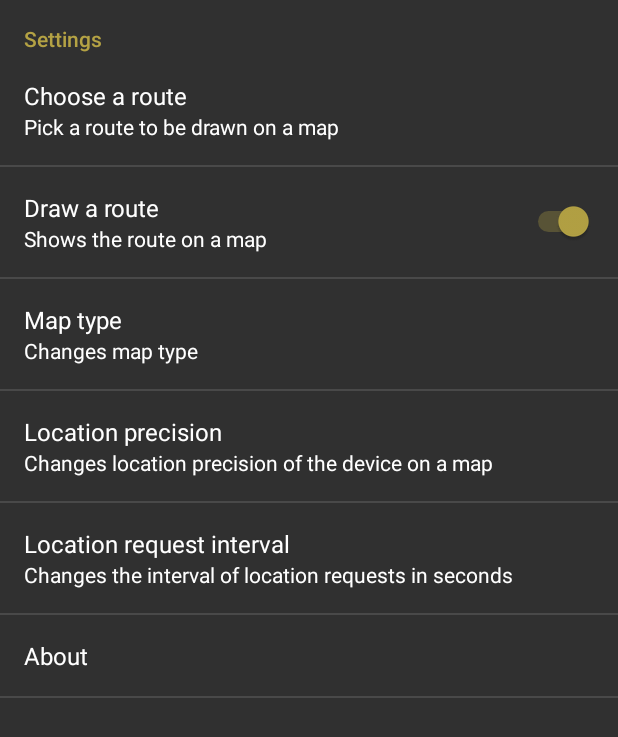
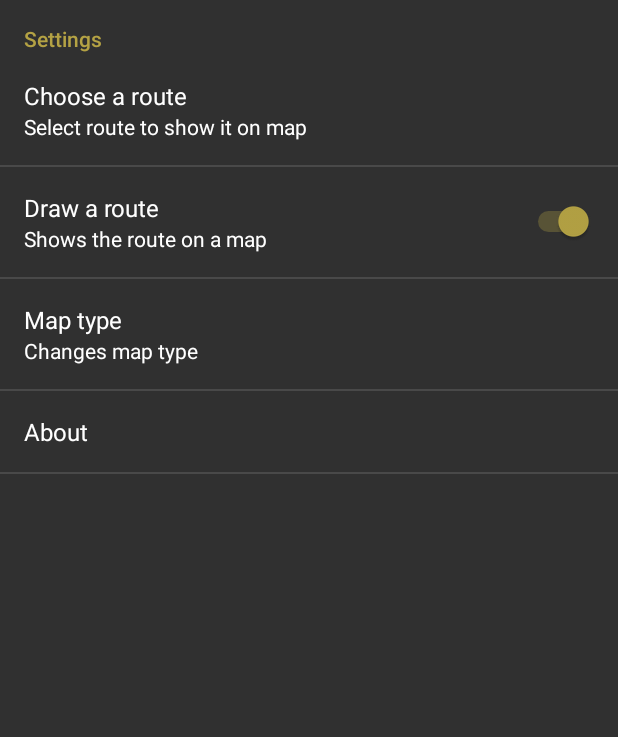
Before and after one commit to lavonto/camfulnessRemastered, an Android app: the MapsActivity screen opened directly, with no data from a screen before it, in the options menu, after a tap on "Settings", on a phone screen of 412 x 824 dp. Shown: the top 737 px of the screen. Run offline under Robolectric (Android 15) with nearby library versions, the phone set to English and light mode, and no system bars; 1 statement that could not run was skipped.

Commit message:
Bug fixing, commenting and cleaning

```diff
--- a/app/src/main/java/fi/hamk/calmfulness/asyncTasks/GetRoutePoints.java
+++ b/app/src/main/java/fi/hamk/calmfulness/asyncTasks/GetRoutePoints.java
@@ -11,6 +11,7 @@ import com.squareup.okhttp.Request;
 import com.squareup.okhttp.Response;
 
 import java.lang.ref.WeakReference;
+import java.net.SocketTimeoutException;
 import java.util.List;
 import java.util.concurrent.TimeUnit;
 
--- a/app/src/main/java/fi/hamk/calmfulness/asyncTasks/RefreshTables.java
+++ b/app/src/main/java/fi/hamk/calmfulness/asyncTasks/RefreshTables.java
@@ -4,7 +4,9 @@ import android.os.AsyncTask;
 
 import fi.hamk.calmfulness.azure.AzureTableHandler;
 
-
+/**
+ * Task to pull data from the remote table in Azure to local tables
+ */
 public class RefreshTables extends AsyncTask<Void, Void, Boolean> {
 
     private AsyncController asyncController;
--- a/app/src/main/java/fi/hamk/calmfulness/helpers/DirectorActivity.java
+++ b/app/src/main/java/fi/hamk/calmfulness/helpers/DirectorActivity.java
@@ -8,11 +8,14 @@ import android.util.Log;
 import fi.hamk.calmfulness.MainActivity;
 import fi.hamk.calmfulness.MapsActivity;
 
+/**
+ * This blank activity is used to direct user to {@link MainActivity} if application was just started or {@link MapsActivity} if application was restored
+ */
 public class DirectorActivity extends AppCompatActivity {
 
     private static boolean isFirstTime = true;
 
-    public static void setIsFirstTime(boolean isFirstTime) {
+    public static void setIsFirstTime(final boolean isFirstTime) {
         DirectorActivity.isFirstTime = isFirstTime;
     }
 
--- a/app/src/main/java/fi/hamk/calmfulness/helpers/GpxHandler.java
+++ b/app/src/main/java/fi/hamk/calmfulness/helpers/GpxHandler.java
@@ -16,7 +16,7 @@ import javax.xml.parsers.DocumentBuilderFactory;
 import javax.xml.parsers.ParserConfigurationException;
 
 /**
- * Class for creating a list of LatLng positions from a .gpx file
+ * Class for handling .gpx files
  */
 public class GpxHandler {
     public static List<LatLng> decodeGPX(final InputStream stream) throws ParserConfigurationException, IOException, SAXException {
--- a/app/src/main/res/values/strings.xml
+++ b/app/src/main/res/values/strings.xml
@@ -25,6 +25,8 @@
     <string name="alert_gps">Location is required! Turn on location?</string>
     <string name="alert_location_precision">Low and medium precision do not use GPS-tracking and may not work outdoors!</string>
     <string name="alert_location_interval">Please choose a value between 1 and 10!</string>
+    <string name="alert_gps_required">Permission to get GPS location data is required in order for the application to function</string>
+    <string name="alert_gps_denied">Never ask again selected, or device policy prohibits the app from having this permission. Please, check app permissions to continue using this app</string>
 
     <!-- Loading bar -->
     <string name="progressbar_loading">Loading&#8230;</string>
@@ -54,16 +56,12 @@
     <string name="map_type_title">Map type</string>
     <string name="map_type_summary">Changes map type</string>
 
-    <!-- Sound control -->
-    <!--<string name="sound_control_summary">Plays background music in main screen</string>--> <!-- TODO: Remove if not needed -->
-    <!--<string name="sound_control_title">Background music</string>-->
-
     <!-- About -->
     <string name="about_title">About</string>
 
     <!--Route chooser -->
     <string name="route_choose_title">Choose a route</string>
-    <string name="route_choose_summary">Pick a route to be drawn on a map</string>
+    <string name="route_choose_summary">Select route to show it on map</string>
 
     <!-- About screen -->
     <string name="credits_title">Credits</string>
@@ -91,7 +89,6 @@
     <string name="alert_title_apache">View License</string>
     <string name="alert_message_apache">Do you want to view Apache License?</string>
 
-
     <!-- Array item labels -->
     <!-- Generic trinity of values to describe precision and power usage -->
     <string name="generic_precision_high">High precision</string>
--- a/app/src/main/res/xml/app_preferences.xml
+++ b/app/src/main/res/xml/app_preferences.xml
@@ -18,13 +18,6 @@
             android:defaultValue="true"
             android:persistent="true" />
 
-        <!--<SwitchPreference-->
-            <!--android:key="setSoundState"-->
-            <!--android:title="@string/sound_control_title"-->
-            <!--android:summary="@string/sound_control_summary"-->
-            <!--android:defaultValue="true"-->
-            <!--android:persistent="true" />-->
-
         <ListPreference
             android:key="mapType"
             android:title="@string/map_type_title"
@@ -34,25 +27,6 @@
             android:defaultValue="2"
             android:persistent="true" />
 
-        <ListPreference
-            android:key="locationPrecision"
-            android:title="@string/location_precision_title"
-            android:summary="@string/location_precision_summary"
-            android:entries="@array/genericPrecisionItems"
-            android:entryValues="@array/locationPrecisionValues"
-            android:defaultValue="100"
-            android:persistent="true" />
-
-        <EditTextPreference
-            android:key="locationInterval"
-            android:title="@string/location_interval_title"
-            android:summary="@string/location_interval_summary"
-            android:defaultValue="1"
-            android:maxLength="2"
-            android:inputType="number"
-            android:selectAllOnFocus="true"
-            android:persistent="true" />
-
         <Preference
             android:key="about"
             android:title="@string/about_title" />
--- a/build.gradle
+++ b/build.gradle
@@ -8,7 +8,7 @@ buildscript {
         google()
     }
     dependencies {
-        classpath 'com.android.tools.build:gradle:3.1.1'
+        classpath 'com.android.tools.build:gradle:3.1.2'
 
         // NOTE: Do not place your application dependencies here; they belong
         // in the individual module build.gradle files
```
Also changed, not shown: app/src/debug/res/values/google_maps_api.xml (+0 -22 lines), app/src/main/java/fi/hamk/calmfulness/ExerciseActivity.java (+77 -44 lines), app/src/main/java/fi/hamk/calmfulness/MainActivity.java (+40 -23 lines), app/src/main/java/fi/hamk/calmfulness/MapsActivity.java (+5 -5 lines), app/src/main/java/fi/hamk/calmfulness/asyncTasks/AsyncController.java (+6 -18 lines), app/src/main/java/fi/hamk/calmfulness/helpers/RetainedFragment.java (+18 -18 lines), app/src/main/java/fi/hamk/calmfulness/settings/AppPreferenceFragment.java (+1 -27 lines), app/src/main/java/fi/hamk/calmfulness/settings/RoutePreferenceFragment.java (+10 -9 lines), 2 other files.
